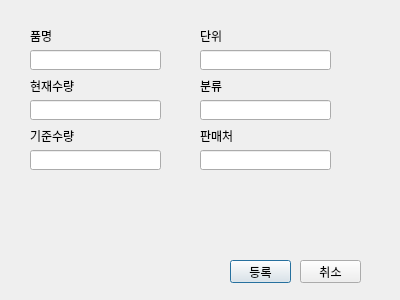
Qt form enroll.ui (Saintone11/pcstmg) before a commit.
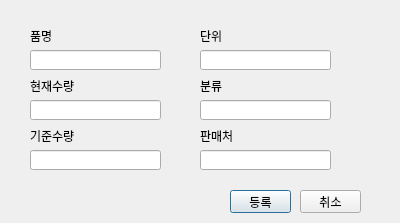
The same form after that commit.

Diff of the .ui file:
```diff
--- a/enroll.ui
+++ b/enroll.ui
@@ -7,7 +7,7 @@
     <x>0</x>
     <y>0</y>
     <width>400</width>
-    <height>300</height>
+    <height>223</height>
    </rect>
   </property>
   <property name="windowTitle">
@@ -17,7 +17,7 @@
    <property name="geometry">
     <rect>
      <x>230</x>
-     <y>260</y>
+     <y>190</y>
      <width>61</width>
      <height>23</height>
     </rect>
@@ -30,7 +30,7 @@
    <property name="geometry">
     <rect>
      <x>300</x>
-     <y>260</y>
+     <y>190</y>
      <width>61</width>
      <height>23</height>
     </rect>
```
Left out of the diff: 2 changed lines with no effect on the pictures.
